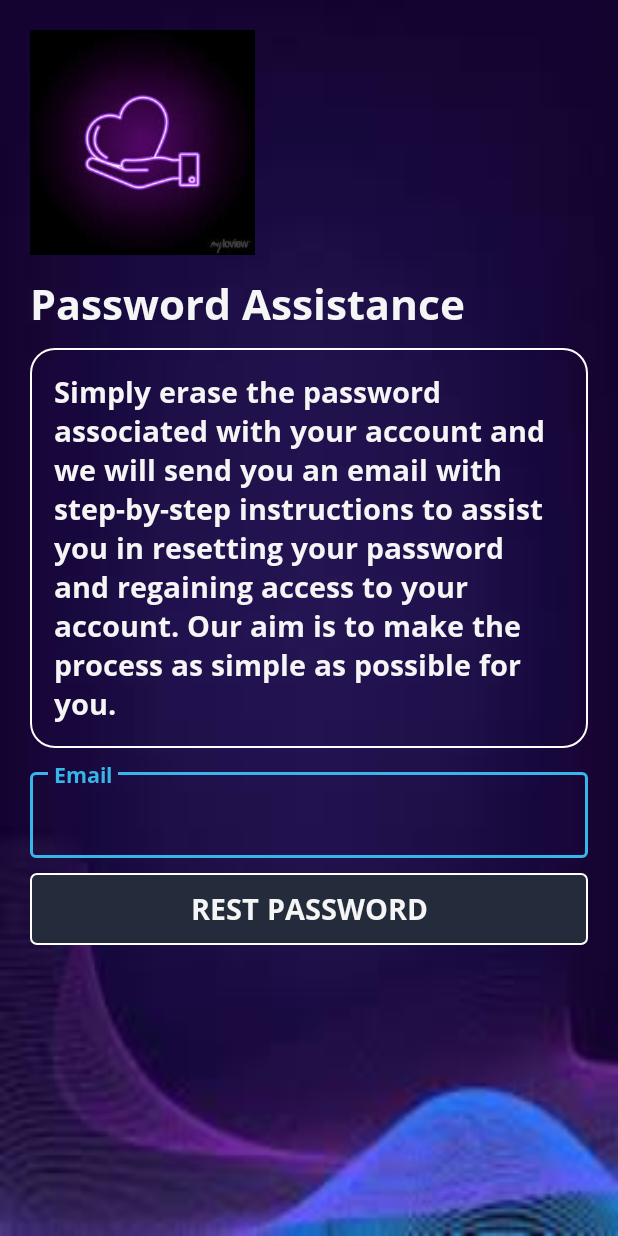
After one commit to Grandeur77/DonateMe, an Android app: the ForgotPassword screen opened directly, with no data from a screen before it, on a phone screen of 412 x 824 dp. The commit adds this screen. Run offline under Robolectric (Android 15) with nearby library versions, the phone set to English and light mode, and no system bars; 1 statement that could not run was skipped.

Commit message:
Create forget password page

```diff
--- a/app/src/main/AndroidManifest.xml
+++ b/app/src/main/AndroidManifest.xml
@@ -12,6 +12,9 @@
         android:supportsRtl="true"
         android:theme="@style/Theme.DonateMe"
         tools:targetApi="31">
+        <activity
+            android:name=".ForgotPassword"
+            android:exported="false" />
         <activity
             android:name=".settings"
             android:exported="false" />
--- /dev/null
+++ b/app/src/main/java/com/example/donateme/ForgotPassword.java
@@ -0,0 +1,24 @@
+package com.example.donateme;
+
+import android.os.Bundle;
+
+import androidx.activity.EdgeToEdge;
+import androidx.appcompat.app.AppCompatActivity;
+import androidx.core.graphics.Insets;
+import androidx.core.view.ViewCompat;
+import androidx.core.view.WindowInsetsCompat;
+
+public class ForgotPassword extends AppCompatActivity {
+
+    @Override
+    protected void onCreate(Bundle savedInstanceState) {
+        super.onCreate(savedInstanceState);
+        EdgeToEdge.enable(this);
+        setContentView(R.layout.activity_forgot_password);
+        ViewCompat.setOnApplyWindowInsetsListener(findViewById(R.id.main), (v, insets) -> {
+            Insets systemBars = insets.getInsets(WindowInsetsCompat.Type.systemBars());
+            v.setPadding(systemBars.left, systemBars.top, systemBars.right, systemBars.bottom);
+            return insets;
+        });
+    }
+}
--- a/app/src/main/java/com/example/donateme/LandingPage.java
+++ b/app/src/main/java/com/example/donateme/LandingPage.java
@@ -11,7 +11,7 @@ import android.widget.Toast;
 
 public class LandingPage extends AppCompatActivity {
     EditText email, password;
-    Button btnlogin, btnsignup;
+    Button btnlogin, btnsignup, btnforgot;
     DBHelper DB;
     @Override
     protected void onCreate(Bundle savedInstanceState) {
@@ -22,6 +22,7 @@ public class LandingPage extends AppCompatActivity {
         password = (EditText) findViewById(R.id.id7_textUserPassword);
         btnlogin = (Button) findViewById(R.id.id9_login);
         btnsignup = (Button) findViewById(R.id.id10_sign_in);
+        btnforgot = (Button) findViewById(R.id.id8_Forget_password);
         DB = new DBHelper(this);
 
         btnlogin.setOnClickListener(new View.OnClickListener() {
@@ -54,6 +55,14 @@ public class LandingPage extends AppCompatActivity {
             }
         });
 
+        btnforgot.setOnClickListener(new View.OnClickListener() {
+            @Override
+            public void onClick(View view) {
+                Intent intent = new Intent(getApplicationContext(), ForgotPassword.class);
+                startActivity(intent);
+            }
+        });
+
 
     }
 }
--- /dev/null
+++ b/app/src/main/res/layout/activity_forgot_password.xml
@@ -0,0 +1,87 @@
+<?xml version="1.0" encoding="utf-8"?>
+<ScrollView xmlns:android="http://schemas.android.com/apk/res/android"
+    xmlns:app="http://schemas.android.com/apk/res-auto"
+    xmlns:tools="http://schemas.android.com/tools"
+    android:layout_width="match_parent"
+    android:layout_height="match_parent"
+    android:background="@drawable/download_donate">
+    <RelativeLayout
+        android:layout_width="match_parent"
+        android:layout_height="match_parent">
+        <LinearLayout
+            android:layout_width="match_parent"
+            android:layout_height="wrap_content"
+            android:orientation="vertical"
+            android:padding="@dimen/dim_20">
+
+            <ImageView
+                android:layout_width="@dimen/dim_150"
+                android:layout_height="@dimen/dim_150"
+                android:layout_marginBottom="@dimen/dim_13"
+                app:srcCompat="@drawable/logo" />
+            <TextView
+                android:layout_width="match_parent"
+                android:layout_height="wrap_content"
+                android:text="@string/string1"
+                android:textSize="@dimen/sp_28"
+                android:textColor="@color/Text1"
+                android:fontFamily="@font/opensans" />
+            <LinearLayout
+                android:layout_width="match_parent"
+                android:layout_height="wrap_content"
+                android:orientation="vertical"
+                android:background="@drawable/bg_layout_with_stroke"
+                android:layout_marginBottom="@dimen/dim_10"
+                android:layout_marginTop="@dimen/dim_10"
+                android:padding="@dimen/dim_16">
+                <TextView
+                    android:layout_width="match_parent"
+                    android:layout_height="wrap_content"
+                    android:text="@string/string5"
+                    android:textColor="@color/Text1"
+                    android:textSize="@dimen/sp_19"
+                    android:fontFamily="@font/opensans" />
+            </LinearLayout>
+            <com.google.android.material.textfield.TextInputLayout
+                android:id="@+id/email"
+                android:layout_width="match_parent"
+                android:layout_height="wrap_content"
+                android:hint="@string/prompt_email"
+                app:boxStrokeColor="@color/light_blue"
+                app:hintTextAppearance="@style/HintTextAppearance"
+                app:hintTextColor="@color/hint_color"
+                style="@style/Widget.MaterialComponents.TextInputLayout.OutlinedBox">
+
+                <com.google.android.material.textfield.TextInputEditText
+                    android:id="@+id/textUserEmail"
+                    android:layout_width="match_parent"
+                    android:layout_height="wrap_content"
+                    android:inputType="textEmailAddress"
+                    android:textSize="@dimen/sp_16"
+                    android:fontFamily="@font/opensans"/>
+            </com.google.android.material.textfield.TextInputLayout>
+            <androidx.appcompat.widget.AppCompatButton
+                android:id="@+id/id16_reset_pwd_btn"
+                android:layout_width="match_parent"
+                android:layout_height="wrap_content"
+                android:text="@string/string3"
+                android:layout_gravity="center_horizontal"
+                android:elevation="0dp"
+                android:layout_marginTop="@dimen/dim_10"
+                android:textSize="@dimen/sp_19"
+                android:onClick="registerUser"
+                android:textColor="@color/Text1"
+                android:background="@drawable/button_bg4"
+                android:fontFamily="@font/opensans"/>
+        </LinearLayout>
+        <ProgressBar
+            android:id="@+id/progressBar"
+            android:layout_width="wrap_content"
+            android:layout_height="wrap_content"
+            android:layout_centerHorizontal="true"
+            android:layout_centerVertical="true"
+            android:elevation="@dimen/dim_10"
+            android:visibility="gone"/>
+    </RelativeLayout>
+
+</ScrollView>
```
